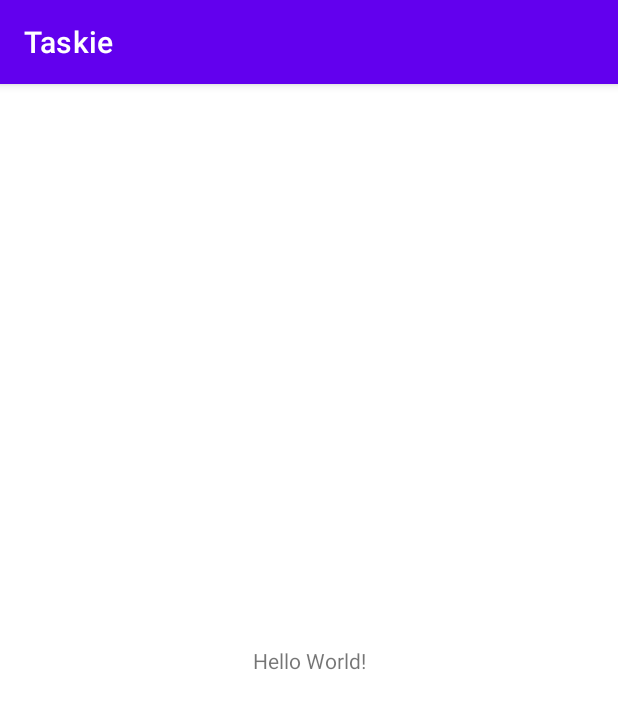
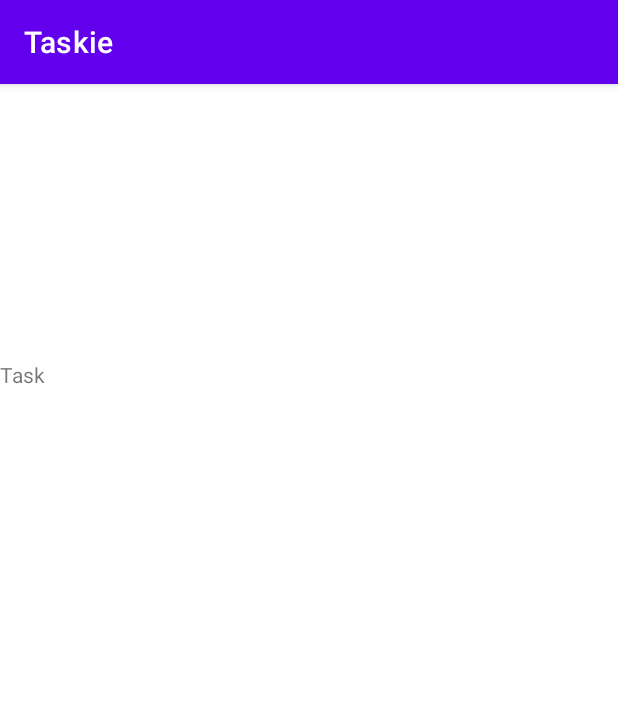
Before and after one commit to ch8n/Taskie-Mvvm, an Android app: the screen it shows after launch (MainActivity), on a phone screen of 412 x 824 dp. Shown: the top 709 px of the screen. Run offline under Robolectric (Android 15) with nearby library versions, the phone set to English and light mode, and no system bars.

Commit message:
:hammer: added fragments of notes | task

```diff
--- a/app/build.gradle
+++ b/app/build.gradle
@@ -17,6 +17,8 @@ android {
 
         testInstrumentationRunner "androidx.test.runner.AndroidJUnitRunner"
     }
+
+    buildFeatures.viewBinding = true
 
     buildTypes {
         release {
--- a/app/src/main/java/com/ch8n/taskie/MainActivity.kt
+++ b/app/src/main/java/com/ch8n/taskie/MainActivity.kt
@@ -2,10 +2,24 @@ package com.ch8n.taskie
 
 import androidx.appcompat.app.AppCompatActivity
 import android.os.Bundle
+import android.view.LayoutInflater
+import com.ch8n.taskie.data.utils.ViewBindingActivity
+import com.ch8n.taskie.databinding.ActivityMainBinding
+import com.ch8n.taskie.ui.home.HomeFragment
 
-class MainActivity : AppCompatActivity() {
+class MainActivity : ViewBindingActivity<ActivityMainBinding>() {
     override fun onCreate(savedInstanceState: Bundle?) {
         super.onCreate(savedInstanceState)
         setContentView(R.layout.activity_main)
     }
+
+    override val bindingInflater: (LayoutInflater) -> ActivityMainBinding
+        get() = ActivityMainBinding::inflate
+
+    override fun setup(): Unit = with(binding) {
+        supportFragmentManager
+            .beginTransaction()
+            .add(container.id, HomeFragment())
+            .commit()
+    }
 }
--- /dev/null
+++ b/app/src/main/java/com/ch8n/taskie/data/utils/ViewBindingActivity.kt
@@ -0,0 +1,32 @@
+package com.ch8n.taskie.data.utils
+
+import android.os.Bundle
+import android.view.LayoutInflater
+import androidx.appcompat.app.AppCompatActivity
+import androidx.viewbinding.ViewBinding
+
+// checkout my view binding article to know in detail how viewbinding work
+// https://chetangupta.net/viewbinding/
+abstract class ViewBindingActivity<VB : ViewBinding> : AppCompatActivity() {
+
+    private var _binding: ViewBinding? = null
+    abstract val bindingInflater: (LayoutInflater) -> VB
+
+    @Suppress("UNCHECKED_CAST")
+    protected val binding: VB
+        get() = _binding as VB
+
+    override fun onCreate(savedInstanceState: Bundle?) {
+        super.onCreate(savedInstanceState)
+        _binding = bindingInflater.invoke(layoutInflater)
+        setContentView(requireNotNull(_binding).root)
+        setup()
+    }
+
+    abstract fun setup()
+
+    override fun onDestroy() {
+        super.onDestroy()
+        _binding = null
+    }
+}
--- /dev/null
+++ b/app/src/main/java/com/ch8n/taskie/data/utils/ViewBindingFragment.kt
@@ -0,0 +1,41 @@
+package com.ch8n.taskie.data.utils
+
+import android.os.Bundle
+import android.view.LayoutInflater
+import android.view.View
+import android.view.ViewGroup
+import androidx.fragment.app.Fragment
+import androidx.viewbinding.ViewBinding
+
+// checkout my view binding article to know in detail how viewbinding work
+// https://chetangupta.net/viewbinding/
+abstract class ViewBindingFragment<VB : ViewBinding> : Fragment() {
+
+    private var _binding: ViewBinding? = null
+    abstract val bindingInflater: (LayoutInflater, ViewGroup?, Boolean) -> VB
+
+    @Suppress("UNCHECKED_CAST")
+    protected val binding: VB
+        get() = _binding as VB
+
+    override fun onCreateView(
+        inflater: LayoutInflater,
+        container: ViewGroup?,
+        savedInstanceState: Bundle?
+    ): View? {
+        _binding = bindingInflater.invoke(inflater, container, false)
+        return requireNotNull(_binding).root
+    }
+
+    override fun onViewCreated(view: View, savedInstanceState: Bundle?) {
+        super.onViewCreated(view, savedInstanceState)
+        setup()
+    }
+
+    abstract fun setup()
+
+    override fun onDestroyView() {
+        super.onDestroyView()
+        _binding = null
+    }
+}
--- /dev/null
+++ b/app/src/main/java/com/ch8n/taskie/ui/home/HomeFragment.kt
@@ -0,0 +1,47 @@
+package com.ch8n.taskie.ui.home
+
+import android.view.LayoutInflater
+import android.view.ViewGroup
+import androidx.activity.OnBackPressedCallback
+import com.ch8n.taskie.data.utils.ViewBindingFragment
+import com.ch8n.taskie.databinding.FragmentHomeBinding
+import com.ch8n.taskie.ui.home.adapter.NotePagerAdapter
+import com.ch8n.taskie.ui.home.adapter.ZoomOutPageTransformer
+
+
+class HomeFragment : ViewBindingFragment<FragmentHomeBinding>() {
+
+    override val bindingInflater: (LayoutInflater, ViewGroup?, Boolean) -> FragmentHomeBinding
+        get() = FragmentHomeBinding::inflate
+
+    private var notePagerAdapter: NotePagerAdapter? = null
+
+    override fun setup() = with(binding) {
+        pagerNotes.adapter = NotePagerAdapter(this@HomeFragment.requireActivity())
+            .also { notePagerAdapter = it }
+        pagerNotes.setPageTransformer(ZoomOutPageTransformer())
+        applyBackPressBehaviour()
+    }
+
+    fun applyBackPressBehaviour() = with(binding) {
+        requireActivity().onBackPressedDispatcher.addCallback(
+            /* LifecycleOwner*/this@HomeFragment,
+            object : OnBackPressedCallback(true) {
+                override fun handleOnBackPressed() {
+                    isEnabled = pagerNotes.currentItem != 0
+                    if (isEnabled) {
+                        pagerNotes.currentItem = pagerNotes.currentItem - 1
+                    } else {
+                        requireActivity().onBackPressed()
+                    }
+                }
+            }
+        )
+    }
+
+
+    override fun onDestroyView() {
+        super.onDestroyView()
+        notePagerAdapter = null
+    }
+}
--- /dev/null
+++ b/app/src/main/java/com/ch8n/taskie/ui/home/adapter/NotePagerAdapter.kt
@@ -0,0 +1,14 @@
+package com.ch8n.taskie.ui.home.adapter
+
+import androidx.fragment.app.Fragment
+import androidx.fragment.app.FragmentActivity
+import androidx.viewpager2.adapter.FragmentStateAdapter
+import com.ch8n.taskie.ui.notes.NotesFragment
+import com.ch8n.taskie.ui.task.TaskFragment
+
+
+class NotePagerAdapter(activity: FragmentActivity) : FragmentStateAdapter(activity) {
+    private val fragments = listOf<Fragment>(TaskFragment(), NotesFragment())
+    override fun getItemCount(): Int = fragments.size
+    override fun createFragment(position: Int): Fragment = fragments[position]
+}
--- /dev/null
+++ b/app/src/main/java/com/ch8n/taskie/ui/home/adapter/ZoomOutPageTransformer.kt
@@ -0,0 +1,44 @@
+package com.ch8n.taskie.ui.home.adapter
+
+import android.view.View
+import androidx.viewpager2.widget.ViewPager2
+
+class ZoomOutPageTransformer : ViewPager2.PageTransformer {
+    private val MIN_SCALE = 0.85f
+    private val MIN_ALPHA = 0.5f
+    override fun transformPage(view: View, position: Float) {
+        view.apply {
+            val pageWidth = width
+            val pageHeight = height
+            when {
+                position < -1 -> { // [-Infinity,-1)
+                    // This page is way off-screen to the left.
+                    alpha = 0f
+                }
+                position <= 1 -> { // [-1,1]
+                    // Modify the default slide transition to shrink the page as well
+                    val scaleFactor = Math.max(MIN_SCALE, 1 - Math.abs(position))
+                    val vertMargin = pageHeight * (1 - scaleFactor) / 2
+                    val horzMargin = pageWidth * (1 - scaleFactor) / 2
+                    translationX = if (position < 0) {
+                        horzMargin - vertMargin / 2
+                    } else {
+                        horzMargin + vertMargin / 2
+                    }
+
+                    // Scale the page down (between MIN_SCALE and 1)
+                    scaleX = scaleFactor
+                    scaleY = scaleFactor
+
+                    // Fade the page relative to its size.
+                    alpha = (MIN_ALPHA +
+                            (((scaleFactor - MIN_SCALE) / (1 - MIN_SCALE)) * (1 - MIN_ALPHA)))
+                }
+                else -> { // (1,+Infinity]
+                    // This page is way off-screen to the right.
+                    alpha = 0f
+                }
+            }
+        }
+    }
+}
--- /dev/null
+++ b/app/src/main/java/com/ch8n/taskie/ui/task/TaskFragment.kt
@@ -0,0 +1,16 @@
+package com.ch8n.taskie.ui.task
+
+import android.view.LayoutInflater
+import android.view.ViewGroup
+import com.ch8n.taskie.data.utils.ViewBindingFragment
+import com.ch8n.taskie.databinding.FragmentNotesBinding
+
+class TaskFragment : ViewBindingFragment<FragmentNotesBinding>() {
+
+    override val bindingInflater: (LayoutInflater, ViewGroup?, Boolean) -> FragmentNotesBinding
+        get() = FragmentNotesBinding::inflate
+
+    override fun setup() = with(binding){
+        text.text = "Task"
+    }
+}
--- a/app/src/main/res/layout/activity_main.xml
+++ b/app/src/main/res/layout/activity_main.xml
@@ -6,13 +6,9 @@
     android:layout_height="match_parent"
     tools:context=".MainActivity">
 
-    <TextView
-        android:layout_width="wrap_content"
-        android:layout_height="wrap_content"
-        android:text="Hello World!"
-        app:layout_constraintBottom_toBottomOf="parent"
-        app:layout_constraintLeft_toLeftOf="parent"
-        app:layout_constraintRight_toRightOf="parent"
-        app:layout_constraintTop_toTopOf="parent" />
+    <FrameLayout
+        android:id="@+id/container"
+        android:layout_width="match_parent"
+        android:layout_height="match_parent"/>
 
 </androidx.constraintlayout.widget.ConstraintLayout>
--- /dev/null
+++ b/app/src/main/res/layout/fragment_home.xml
@@ -0,0 +1,12 @@
+<?xml version="1.0" encoding="utf-8"?>
+<androidx.constraintlayout.widget.ConstraintLayout
+    xmlns:android="http://schemas.android.com/apk/res/android" android:layout_width="match_parent"
+    android:layout_height="match_parent">
+
+
+    <androidx.viewpager2.widget.ViewPager2
+        android:id="@+id/pager_notes"
+        android:layout_width="match_parent"
+        android:layout_height="match_parent" />
+
+</androidx.constraintlayout.widget.ConstraintLayout>
--- /dev/null
+++ b/app/src/main/res/layout/fragment_notes.xml
@@ -0,0 +1,40 @@
+<?xml version="1.0" encoding="utf-8"?>
+<androidx.constraintlayout.widget.ConstraintLayout xmlns:android="http://schemas.android.com/apk/res/android"
+    xmlns:app="http://schemas.android.com/apk/res-auto"
+    android:layout_width="match_parent"
+    xmlns:tools="http://schemas.android.com/tools"
+    android:layout_height="match_parent">
+
+    <androidx.recyclerview.widget.RecyclerView
+        android:id="@+id/list_notes"
+        android:layout_width="match_parent"
+        android:layout_height="wrap_content"
+        app:layoutManager="androidx.recyclerview.widget.LinearLayoutManager"
+        app:layout_constraintEnd_toEndOf="parent"
+        app:layout_constraintStart_toStartOf="parent"
+        tools:listitem="@layout/item_layout_note"
+        app:layout_constraintTop_toTopOf="parent" />
+
+    <FrameLayout
+        android:id="@+id/container_no_content"
+        app:layout_constraintStart_toStartOf="parent"
+        app:layout_constraintEnd_toEndOf="parent"
+        app:layout_constraintTop_toTopOf="parent"
+        app:layout_constraintBottom_toBottomOf="parent"
+        android:layout_width="match_parent"
+        android:layout_height="400dp">
+
+        <TextView
+            android:id="@+id/text"
+            android:layout_width="match_parent"
+            android:layout_height="wrap_content"/>
+
+        <androidx.appcompat.widget.AppCompatImageView
+            android:layout_width="match_parent"
+            android:layout_height="match_parent"
+            tools:src="@mipmap/ic_launcher_round"/>
+
+    </FrameLayout>
+
+
+</androidx.constraintlayout.widget.ConstraintLayout>
```
Also changed, not shown: app/src/main/java/com/ch8n/taskie/ui/notes/NotesFragment.kt (added, +16 -0 lines), app/src/main/res/drawable/ic_edit.xml (added, +10 -0 lines), app/src/main/res/layout/item_layout_note.xml (added, +75 -0 lines).
